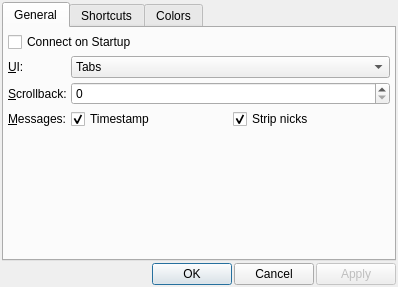
The window that Quazaa/UI/dialogircsettings.ui (c3c/quazaa) describes before a commit, drawn with Qt 5.
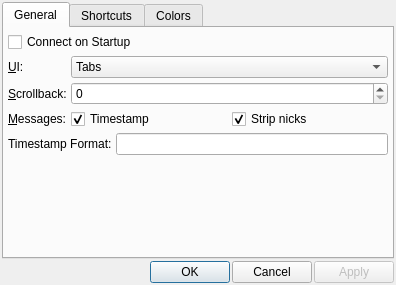
The same window after the commit. Icons and pictures are not drawn. Custom widgets are drawn as their Qt base class.

The edit to the form file:
```diff
--- a/Quazaa/UI/dialogircsettings.ui
+++ b/Quazaa/UI/dialogircsettings.ui
@@ -6,8 +6,8 @@
    <rect>
     <x>0</x>
     <y>0</y>
-    <width>398</width>
-    <height>287</height>
+    <width>396</width>
+    <height>285</height>
    </rect>
   </property>
   <property name="windowTitle">
@@ -153,6 +153,20 @@
          </item>
         </layout>
        </item>
+       <item row="4" column="0" colspan="2">
+        <layout class="QHBoxLayout" name="horizontalLayout_5">
+         <item>
+          <widget class="QLabel" name="label_2">
+           <property name="text">
+            <string>Timestamp Format:</string>
+           </property>
+          </widget>
+         </item>
+         <item>
+          <widget class="QLineEdit" name="lineEditTimestampFormat"/>
+         </item>
+        </layout>
+       </item>
       </layout>
      </widget>
      <widget class="QWidget" name="tabShortcuts">
```
Left out of the diff: 44 changed lines with no effect on the pictures.
